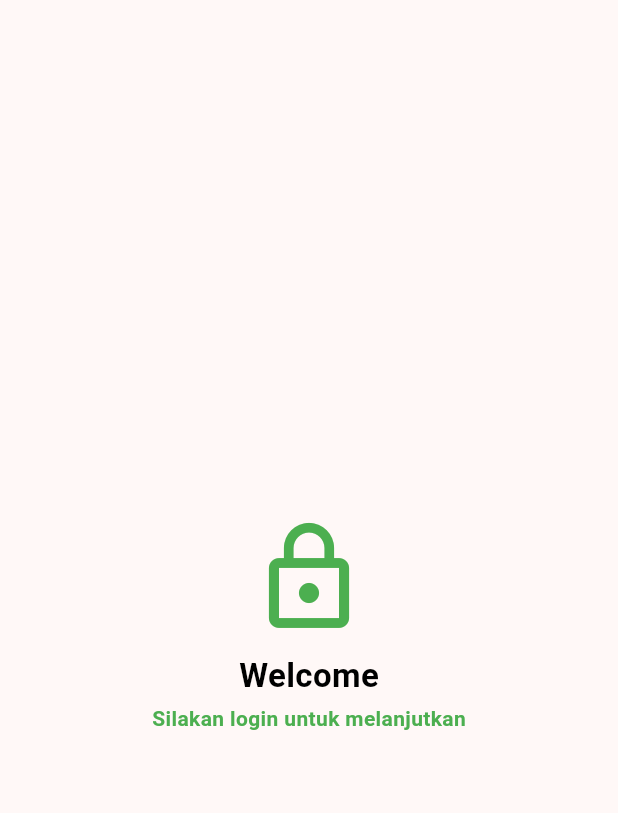
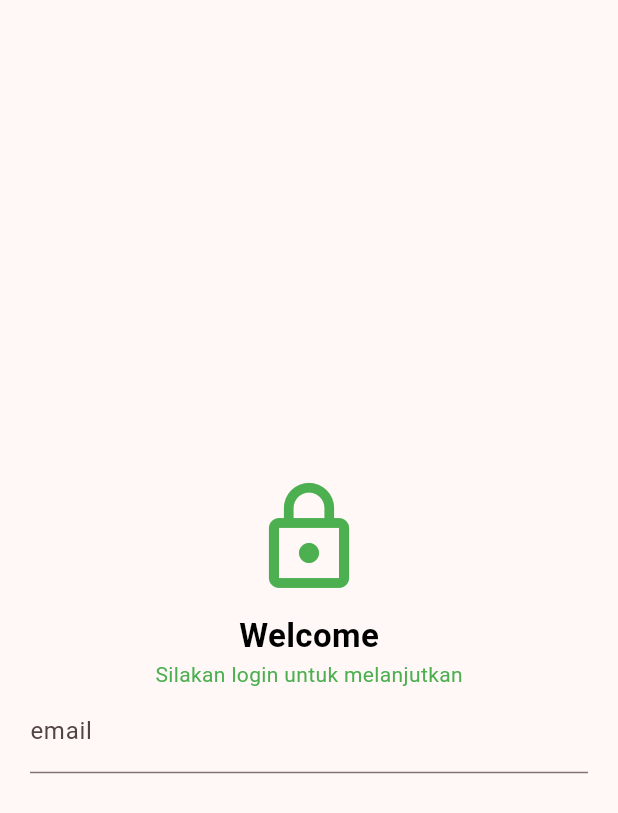
Before and after one commit to helenoktaa/Tugas_week_6_1123150205, a Flutter app: the Login screen opened directly, on a phone screen of 412 x 824 dp. Shown: the top 813 px of the screen. Run offline on Flutter 3.47's test engine with Material 3 defaults, Android fonts, the light colour scheme and no system bars.

Commit message:
feat: label text email

```diff
--- a/lib/screen/login.dart
+++ b/lib/screen/login.dart
@@ -25,13 +25,17 @@ class Login extends StatelessWidget {
                   color: Colors.black,
                 ),
               ),
-              SizedBox(height: 3),
               Text(
                 "Silakan login untuk melanjutkan",
                 style: TextStyle(
-                  fontWeight: FontWeight.bold,
+                  fontWeight: FontWeight.normal,
                   color: Colors.green,
                 ),
+              ),
+              TextField(
+                keyboardType: TextInputType.emailAddress,
+                decoration: InputDecoration(labelText: 'email'),
+
               ),
             ],
           ),
```
